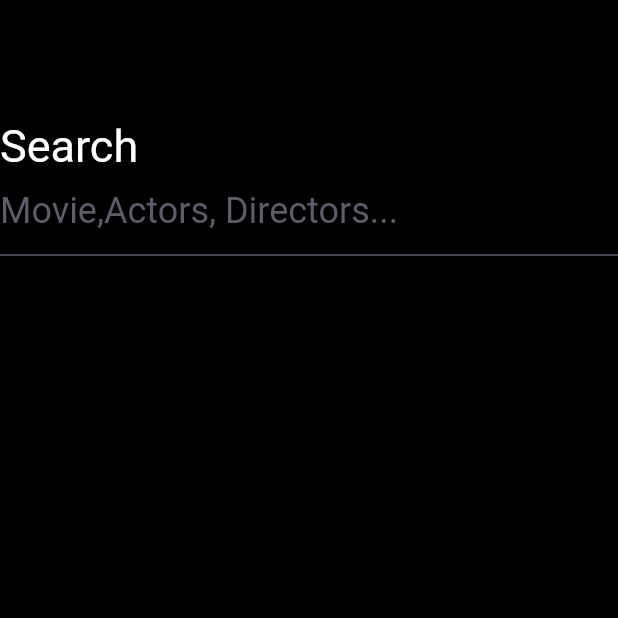
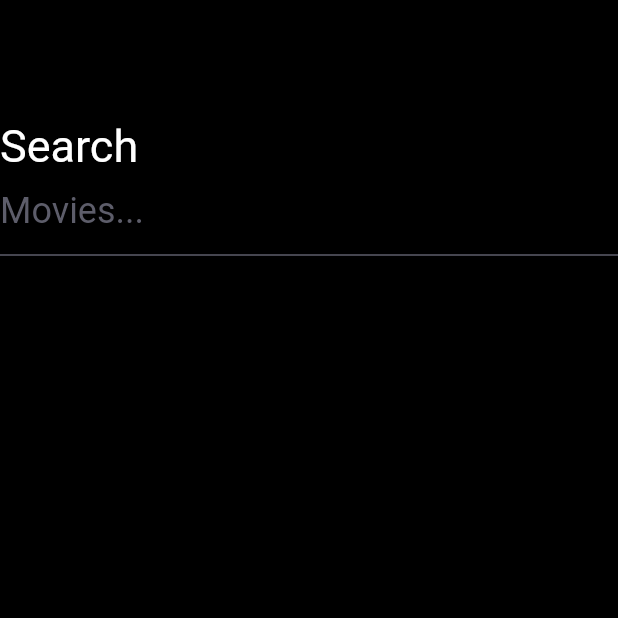
Before and after one commit to arshmed/movie-recommender, a Flutter app: the Search screen opened directly, on a phone screen of 412 x 824 dp, the top half of it. Run offline on Flutter 3.47's test engine with Material 2 defaults, Android fonts, the phone set to English and light mode, and no system bars; drawn by our look-alikes of flutter_typeahead; our stand-ins replace cloud_firestore, firebase_auth, firebase_core, rxdart, simple_gradient_text; accounts and stored records are empty; network calls fail.

Commit message:
minor changes

```diff
--- a/lib/ui/search_screen.dart
+++ b/lib/ui/search_screen.dart
@@ -53,7 +53,7 @@ class _SearchMoviesState extends State<SearchMovies> {
               autofocus: true,
               style: TextStyle(color: textColor, fontSize: 28),
               decoration: InputDecoration.collapsed(
-                hintText: "Movie,Actors, Directors...",
+                hintText: "Movies...",
                 hintStyle: TextStyle(color: textColor,fontSize: 24),
               ),
             ),
--- a/lib/ui/users_fav.dart
+++ b/lib/ui/users_fav.dart
@@ -38,7 +38,7 @@ class _UserFavoritesState extends State<UserFavorites> {
                       itemCount: snap.length,
                       itemBuilder: (context, index) {
                         return Container(
-                          margin: EdgeInsets.only(left: 5),
+                          margin: EdgeInsets.only(left: 5, top: 20),
                           height: 100,
                           width: double.infinity,
                           decoration: BoxDecoration(
--- a/lib/ui/users_watch_later.dart
+++ b/lib/ui/users_watch_later.dart
@@ -38,7 +38,7 @@ class UserWatchLatersState extends State<UserWatchLaters> {
                       itemCount: snap.length,
                       itemBuilder: (context, index) {
                         return Container(
-                          margin: EdgeInsets.only(left: 5),
+                          margin: EdgeInsets.only(left: 5, top: 20),
                           height: 100,
                           width: double.infinity,
                           decoration: BoxDecoration(
```
